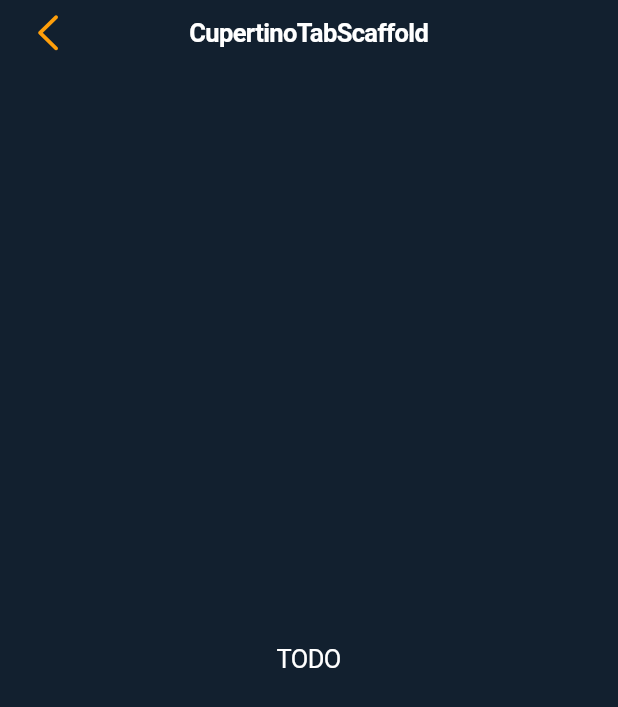
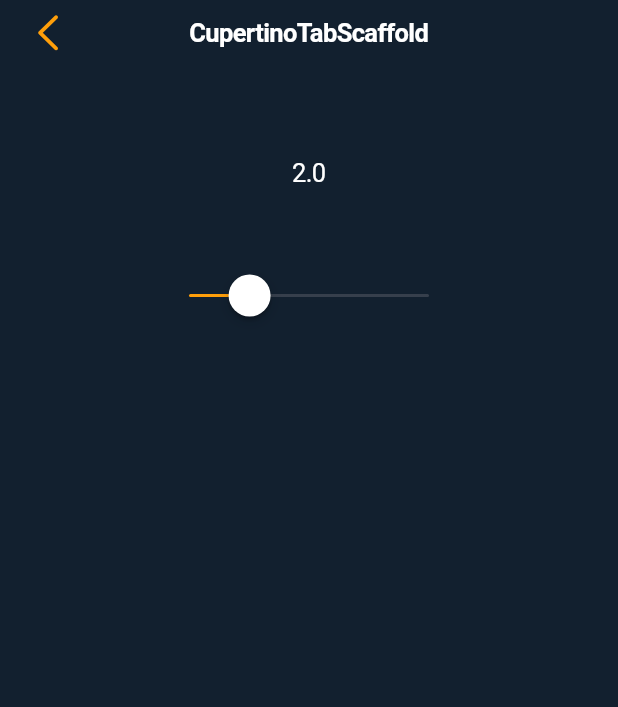
Before and after one commit to prostakov/flutter-testing, a Flutter app: the Cupertino18TabScaffoldScreen screen opened by its route, on a phone screen of 412 x 824 dp. Shown: the top 707 px of the screen. Run offline on Flutter 3.47's test engine with Material 2 defaults, Android fonts, the phone set to English and light mode, and no system bars; our stand-ins replace carousel_slider, flutter_bloc, flutter_phoenix, flutter_rating_bar, google_maps_flutter, image_picker and 4 more; missing offline and left inert: devicelocale, grouped_buttons; accounts and stored records are empty.

Commit message:
Fix cupertino18TabScaffoldScreen.dart

```diff
--- a/cupertino_test/lib/screens/cupertino18TabScaffoldScreen.dart
+++ b/cupertino_test/lib/screens/cupertino18TabScaffoldScreen.dart
@@ -7,11 +7,29 @@ class Cupertino18TabScaffoldScreen extends StatefulWidget {
 }
 
 class _Cupertino18TabScaffoldScreenState extends State<Cupertino18TabScaffoldScreen> {
+  double _currentValue = 2;
+
   @override
   Widget build(BuildContext context) {
     return CupertinoPageScaffold(
       navigationBar: DefaultHeader(title: 'CupertinoTabScaffold'),
-      child: Center(child: Text('TODO')),
+      child: SizedBox(
+        width: double.infinity,
+        child: Column(
+          children: [
+            const SizedBox(height: 50),
+            Text('${_currentValue}'),
+            const SizedBox(height: 50),
+            CupertinoSlider(
+              value: _currentValue,
+              min: 0,
+              max: 10,
+              divisions: 10,
+              onChanged: (value) => setState(() => _currentValue = value),
+            )
+          ],
+        ),
+      ),
     );
   }
 }
```
